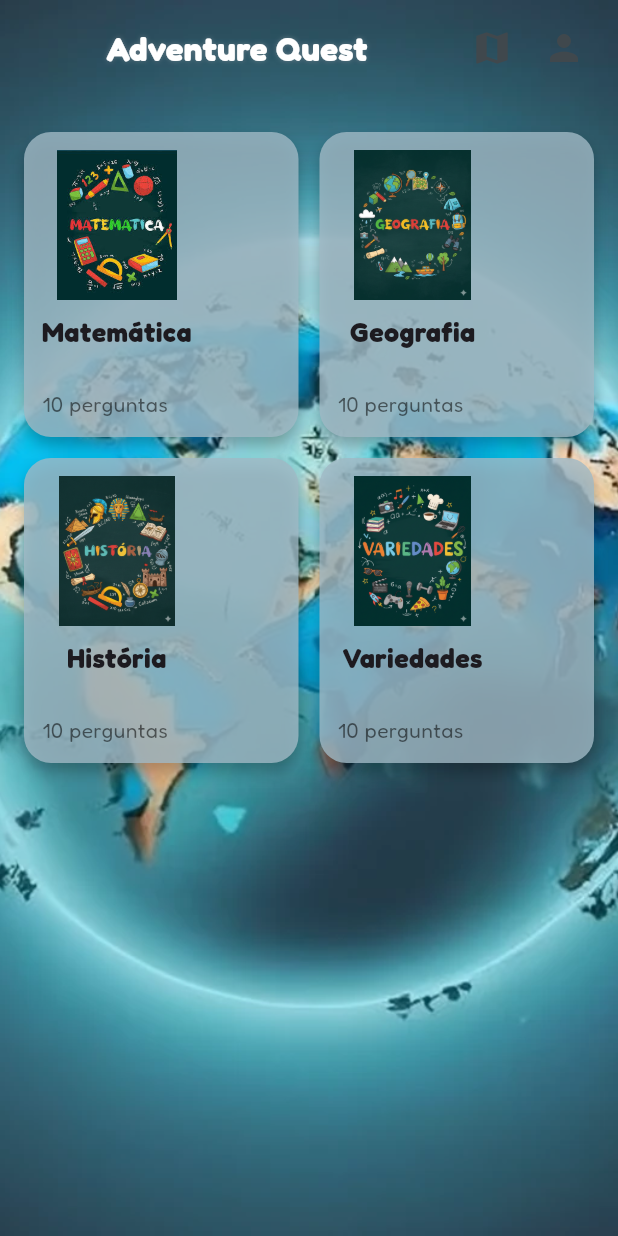
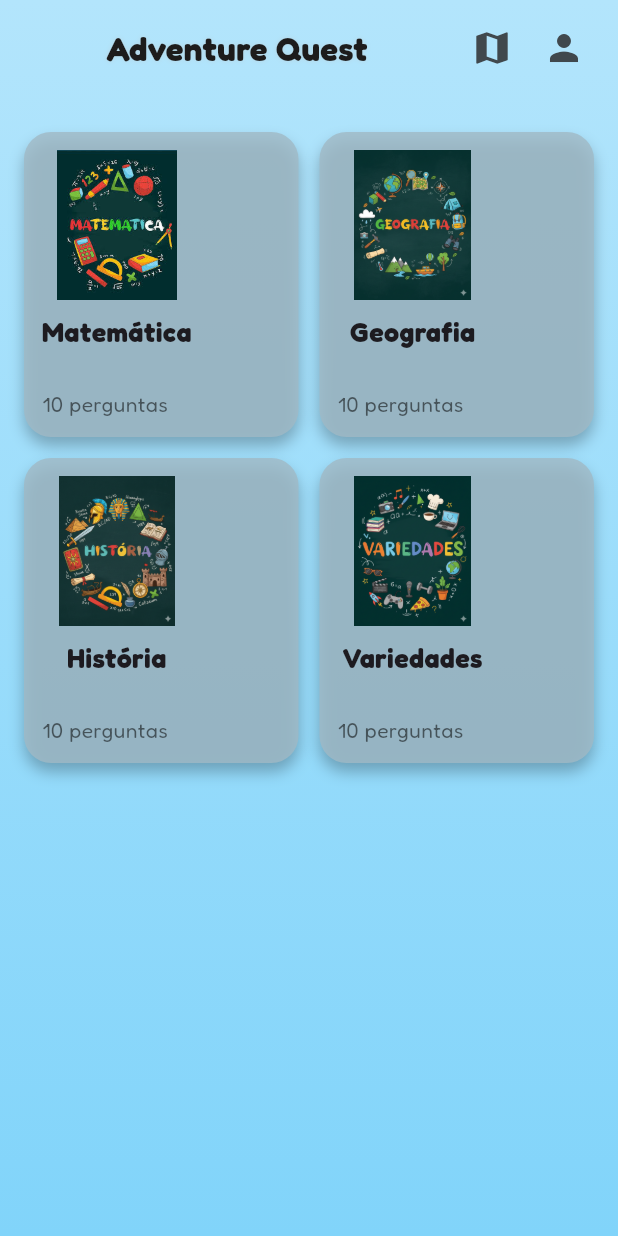
Before and after one commit to LuizOgata/quiz_kids_adventure, a Flutter app: the screen it shows after launch, on a phone screen of 412 x 824 dp. Run offline on Flutter 3.47's test engine with Material 3 defaults, Android fonts, the phone set to English and light mode, and no system bars; our stand-ins replace audioplayers, google_fonts, shared_preferences.

Commit message:
atualizacao background

```diff
--- a/lib/screens/home.dart
+++ b/lib/screens/home.dart
@@ -59,9 +59,17 @@ class _HomeScreenState extends State<HomeScreen> {
       body: Stack(
         children: [
           Positioned.fill(
-            child: Image.asset(
-              'assets/images/map_background.png',
-              fit: BoxFit.cover,
+            child: Container(
+              decoration: const BoxDecoration(
+                gradient: LinearGradient(
+                  colors: [
+                  Color(0xFFB3E5FC),
+                  Color(0xFF81D4FA),
+                  ],
+                  begin: Alignment.topCenter,
+                  end: Alignment.bottomCenter,
+                ),
+              ),
             ),
           ),
           SafeArea(
@@ -80,7 +88,7 @@ class _HomeScreenState extends State<HomeScreen> {
                         style: TextStyle(
                           fontSize: 22,
                           fontWeight: FontWeight.bold,
-                          color: Colors.white,
+                          color: Color.fromARGB(255, 29, 28, 28),
                           shadows: [
                             Shadow(
                                 color: Color.fromARGB(96, 190, 189, 189),
```
